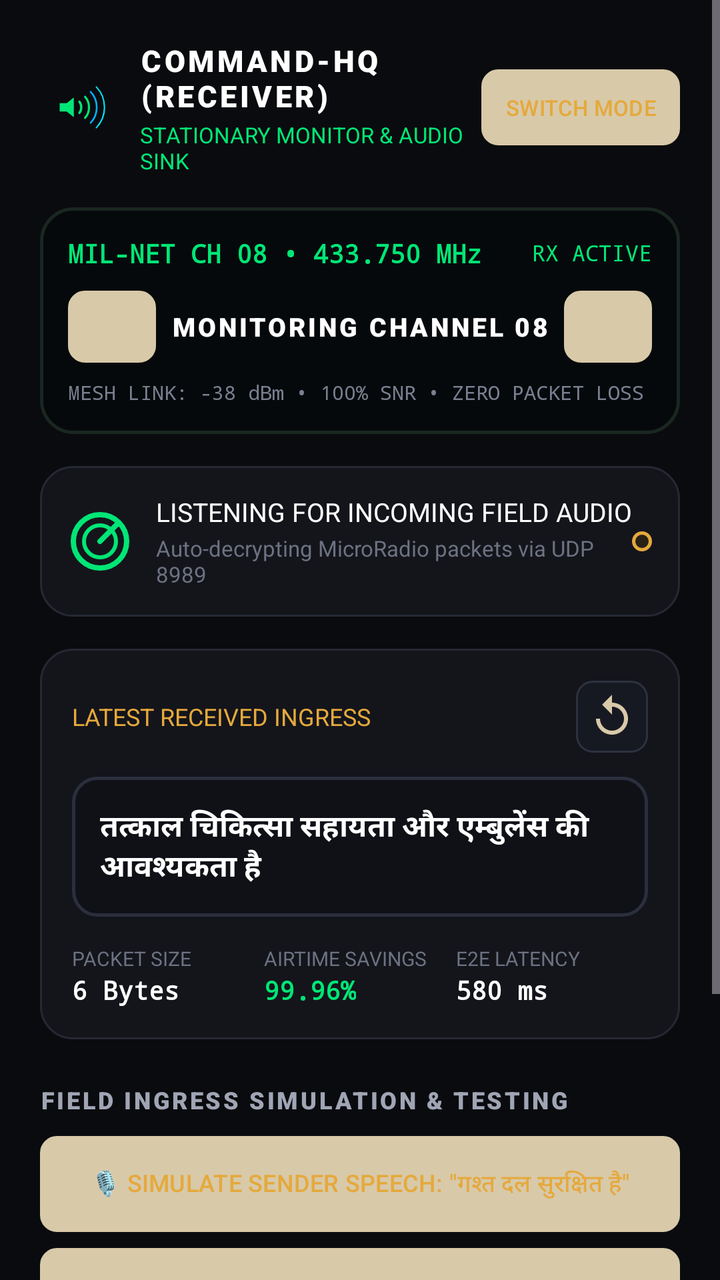
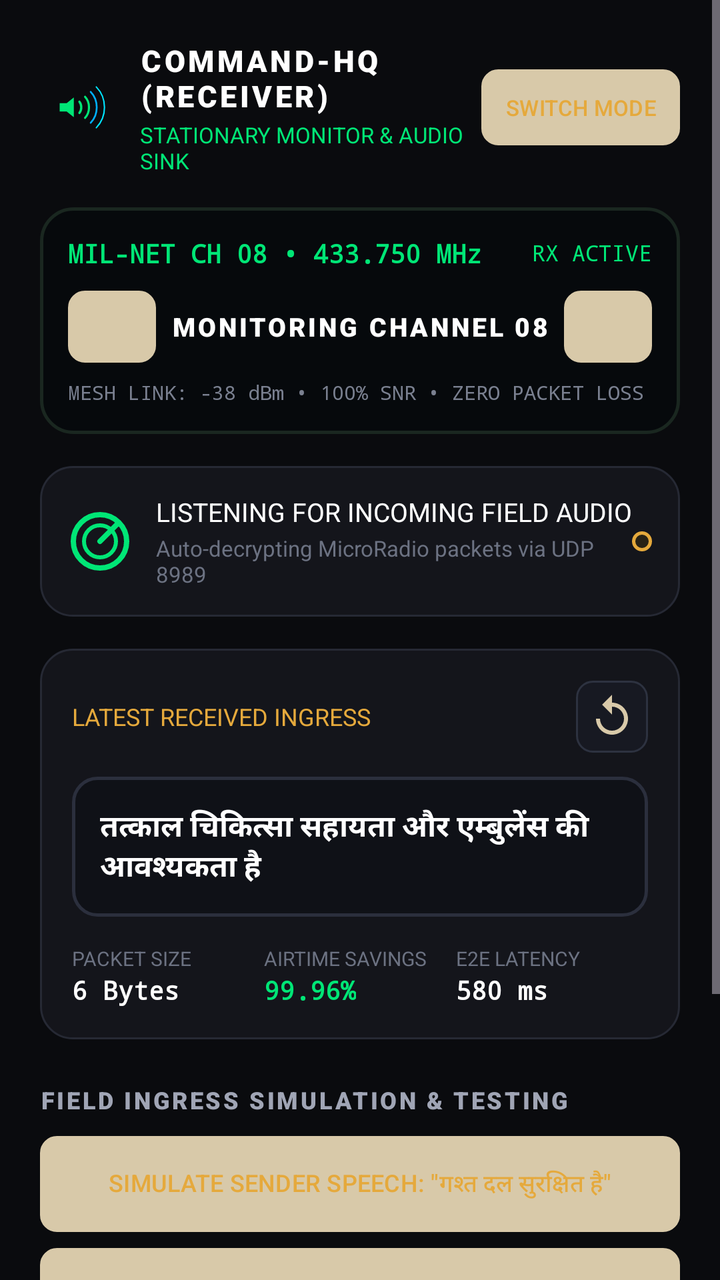

Before-and-after screenshots of an Android layout around one commit, followed by the original layout XML and the change that was made.
<!-- AndroidManifest.xml: application theme Theme.VaaniSetu -->
<!-- res/layout/activity_receiver.xml -->
<?xml version="1.0" encoding="utf-8"?>
<ScrollView xmlns:android="http://schemas.android.com/apk/res/android"
    xmlns:tools="http://schemas.android.com/tools"
    android:layout_width="match_parent"
    android:layout_height="match_parent"
    android:background="#0A0B0E"
    android:fillViewport="true"
    android:fitsSystemWindows="true">

    <LinearLayout
        android:layout_width="match_parent"
        android:layout_height="wrap_content"
        android:orientation="vertical"
        android:padding="20dp">

        
        <LinearLayout
            android:layout_width="match_parent"
            android:layout_height="wrap_content"
            android:gravity="center_vertical"
            android:orientation="horizontal">

            <ImageView
                android:layout_width="38dp"
                android:layout_height="38dp"
                android:contentDescription="iTantra Emblem"
                android:src="@drawable/ic_launcher_foreground" />

            <LinearLayout
                android:layout_width="0dp"
                android:layout_height="wrap_content"
                android:layout_marginStart="12dp"
                android:layout_weight="1"
                android:orientation="vertical">

                <TextView
                    android:id="@+id/tv_rx_operator_callsign"
                    android:layout_width="wrap_content"
                    android:layout_height="wrap_content"
                    android:fontFamily="sans-serif-black"
                    android:letterSpacing="0.1"
                    android:text="COMMAND-HQ (RECEIVER)"
                    android:textColor="#FFFFFF"
                    android:textSize="15sp" />

                <TextView
                    android:layout_width="wrap_content"
                    android:layout_height="wrap_content"
                    android:layout_marginTop="2dp"
                    android:text="STATIONARY MONITOR &amp; AUDIO SINK"
                    android:textColor="#00E676"
                    android:textSize="11sp" />
            </LinearLayout>

            
            <Button
                android:id="@+id/btn_rx_switch_mode"
                android:layout_width="wrap_content"
                android:layout_height="38dp"
                android:background="@drawable/bg_chip_callsign"
                android:paddingStart="12dp"
                android:paddingEnd="12dp"
                android:text="SWITCH MODE"
                android:textColor="#E5A93C"
                android:textSize="11sp" />
        </LinearLayout>

        
        <LinearLayout
            android:layout_width="match_parent"
            android:layout_height="wrap_content"
            android:layout_marginTop="16dp"
            android:background="@drawable/bg_tactical_lcd"
            android:orientation="vertical"
            android:padding="14dp">

            <LinearLayout
                android:layout_width="match_parent"
                android:layout_height="wrap_content"
                android:gravity="center_vertical"
                android:orientation="horizontal">

                <TextView
                    android:id="@+id/tv_rx_channel_title"
                    android:layout_width="0dp"
                    android:layout_height="wrap_content"
                    android:layout_weight="1"
                    android:fontFamily="monospace"
                    android:text="MIL-NET CH 08 • 433.750 MHz"
                    android:textColor="#00E676"
                    android:textSize="13sp"
                    android:textStyle="bold" />

                <TextView
                    android:layout_width="wrap_content"
                    android:layout_height="wrap_content"
                    android:fontFamily="monospace"
                    android:text="RX ACTIVE"
                    android:textColor="#00E676"
                    android:textSize="11sp" />
            </LinearLayout>

            <LinearLayout
                android:layout_width="match_parent"
                android:layout_height="wrap_content"
                android:layout_marginTop="10dp"
                android:gravity="center_vertical"
                android:orientation="horizontal">

                <Button
                    android:id="@+id/btn_rx_prev_channel"
                    android:layout_width="44dp"
                    android:layout_height="36dp"
                    android:background="@drawable/bg_chip_callsign"
                    android:text="&lt;"
                    android:textColor="#FFFFFF" />

                <TextView
                    android:id="@+id/tv_rx_channel_display"
                    android:layout_width="0dp"
                    android:layout_height="wrap_content"
                    android:layout_weight="1"
                    android:gravity="center"
                    android:fontFamily="sans-serif-black"
                    android:letterSpacing="0.1"
                    android:text="MONITORING CHANNEL 08"
                    android:textColor="#FFFFFF"
                    android:textSize="13sp" />

                <Button
                    android:id="@+id/btn_rx_next_channel"
                    android:layout_width="44dp"
                    android:layout_height="36dp"
                    android:background="@drawable/bg_chip_callsign"
                    android:text="&gt;"
                    android:textColor="#FFFFFF" />
            </LinearLayout>

            <TextView
                android:layout_width="wrap_content"
                android:layout_height="wrap_content"
                android:layout_marginTop="8dp"
                android:fontFamily="monospace"
                android:text="MESH LINK: -38 dBm • 100% SNR • ZERO PACKET LOSS"
                android:textColor="#7A8090"
                android:textSize="10sp" />
        </LinearLayout>

        
        <LinearLayout
            android:layout_width="match_parent"
            android:layout_height="wrap_content"
            android:layout_marginTop="16dp"
            android:background="@drawable/bg_tactical_card"
            android:gravity="center_vertical"
            android:orientation="horizontal"
            android:padding="14dp">

            <ImageView
                android:layout_width="32dp"
                android:layout_height="32dp"
                android:contentDescription="Radar"
                android:src="@drawable/ic_mesh_radar" />

            <LinearLayout
                android:layout_width="0dp"
                android:layout_height="wrap_content"
                android:layout_marginStart="12dp"
                android:layout_weight="1"
                android:orientation="vertical">

                <TextView
                    android:id="@+id/tv_rx_status_radar"
                    android:layout_width="wrap_content"
                    android:layout_height="wrap_content"
                    android:fontFamily="sans-serif-bold"
                    android:text="LISTENING FOR INCOMING FIELD AUDIO"
                    android:textColor="#FFFFFF"
                    android:textSize="13sp" />

                <TextView
                    android:layout_width="wrap_content"
                    android:layout_height="wrap_content"
                    android:layout_marginTop="2dp"
                    android:text="Auto-decrypting MicroRadio packets via UDP 8989"
                    android:textColor="#6C7282"
                    android:textSize="11sp" />
            </LinearLayout>

            <View
                android:layout_width="10dp"
                android:layout_height="10dp"
                android:background="@drawable/bg_chip_callsign_active" />
        </LinearLayout>

        
        <LinearLayout
            android:layout_width="match_parent"
            android:layout_height="wrap_content"
            android:layout_marginTop="16dp"
            android:background="@drawable/bg_tactical_card"
            android:orientation="vertical"
            android:padding="16dp">

            <LinearLayout
                android:layout_width="match_parent"
                android:layout_height="wrap_content"
                android:gravity="center_vertical"
                android:orientation="horizontal">

                <TextView
                    android:id="@+id/tv_rx_main_header"
                    android:layout_width="0dp"
                    android:layout_height="wrap_content"
                    android:layout_weight="1"
                    android:fontFamily="sans-serif-bold"
                    android:text="LATEST RECEIVED INGRESS"
                    android:textColor="#E5A93C"
                    android:textSize="12sp" />

                <ImageButton
                    android:id="@+id/btn_rx_replay_audio"
                    android:layout_width="36dp"
                    android:layout_height="36dp"
                    android:background="@drawable/bg_chip_callsign"
                    android:contentDescription="Replay"
                    android:src="@drawable/ic_replay_audio" />
            </LinearLayout>

            <TextView
                android:id="@+id/tv_rx_main_text"
                android:layout_width="match_parent"
                android:layout_height="wrap_content"
                android:layout_marginTop="12dp"
                android:background="@drawable/bg_input_field"
                android:padding="14dp"
                android:text="तत्काल चिकित्सा सहायता और एम्बुलेंस की आवश्यकता है"
                android:textColor="#FFFFFF"
                android:textSize="15sp"
                android:textStyle="bold" />

            
            <LinearLayout
                android:layout_width="match_parent"
                android:layout_height="wrap_content"
                android:layout_marginTop="14dp"
                android:orientation="horizontal">

                <LinearLayout
                    android:layout_width="0dp"
                    android:layout_height="wrap_content"
                    android:layout_weight="1"
                    android:orientation="vertical">

                    <TextView
                        android:layout_width="wrap_content"
                        android:layout_height="wrap_content"
                        android:text="PACKET SIZE"
                        android:textColor="#6C7282"
                        android:textSize="10sp" />

                    <TextView
                        android:id="@+id/tv_rx_tele_size"
                        android:layout_width="wrap_content"
                        android:layout_height="wrap_content"
                        android:fontFamily="monospace"
                        android:text="6 Bytes"
                        android:textColor="#FFFFFF"
                        android:textSize="13sp"
                        android:textStyle="bold" />
                </LinearLayout>

                <LinearLayout
                    android:layout_width="0dp"
                    android:layout_height="wrap_content"
                    android:layout_weight="1"
                    android:orientation="vertical">

                    <TextView
                        android:layout_width="wrap_content"
                        android:layout_height="wrap_content"
                        android:text="AIRTIME SAVINGS"
                        android:textColor="#6C7282"
                        android:textSize="10sp" />

                    <TextView
                        android:id="@+id/tv_rx_tele_saved"
                        android:layout_width="wrap_content"
                        android:layout_height="wrap_content"
                        android:fontFamily="monospace"
                        android:text="99.96%"
                        android:textColor="#00E676"
                        android:textSize="13sp"
                        android:textStyle="bold" />
                </LinearLayout>

                <LinearLayout
                    android:layout_width="0dp"
                    android:layout_height="wrap_content"
                    android:layout_weight="1"
                    android:orientation="vertical">

                    <TextView
                        android:layout_width="wrap_content"
                        android:layout_height="wrap_content"
                        android:text="E2E LATENCY"
                        android:textColor="#6C7282"
                        android:textSize="10sp" />

                    <TextView
                        android:id="@+id/tv_rx_tele_latency"
                        android:layout_width="wrap_content"
                        android:layout_height="wrap_content"
                        android:fontFamily="monospace"
                        android:text="580 ms"
                        android:textColor="#FFFFFF"
                        android:textSize="13sp"
                        android:textStyle="bold" />
                </LinearLayout>
            </LinearLayout>
        </LinearLayout>

        
        <TextView
            android:layout_width="wrap_content"
            android:layout_height="wrap_content"
            android:layout_marginTop="22dp"
            android:fontFamily="sans-serif-black"
            android:letterSpacing="0.1"
            android:text="FIELD INGRESS SIMULATION &amp; TESTING"
            android:textColor="#A0A5B5"
            android:textSize="12sp" />

        <LinearLayout
            android:layout_width="match_parent"
            android:layout_height="wrap_content"
            android:layout_marginTop="10dp"
            android:orientation="vertical">

            <Button
                android:id="@+id/btn_sim_sender_voice"
                android:layout_width="match_parent"
                android:layout_height="48dp"
                android:background="@drawable/bg_chip_callsign"
                android:gravity="center"
                android:text="🎙️ SIMULATE SENDER SPEECH: &quot;गश्त दल सुरक्षित है&quot;"
                android:textColor="#E5A93C"
                android:textSize="12sp" />

            <Button
                android:id="@+id/btn_sim_sender_medevac"
                android:layout_width="match_parent"
                android:layout_height="48dp"
                android:layout_marginTop="8dp"
                android:background="@drawable/bg_chip_callsign"
                android:gravity="center"
                android:text="🚑 SIMULATE TACTICAL MEDEVAC (6 BYTES)"
                android:textColor="#FFB74D"
                android:textSize="12sp" />

            <Button
                android:id="@+id/btn_sim_sender_distress"
                android:layout_width="match_parent"
                android:layout_height="48dp"
                android:layout_marginTop="8dp"
                android:background="@drawable/bg_chip_callsign"
                android:gravity="center"
                android:text="🚨 SIMULATE EMERGENCY SOS DISTRESS ALARM"
                android:textColor="#EF5350"
                android:textSize="12sp" />
        </LinearLayout>

        
        <LinearLayout
            android:layout_width="match_parent"
            android:layout_height="wrap_content"
            android:layout_marginTop="16dp"
            android:background="@drawable/bg_tactical_card"
            android:gravity="center_vertical"
            android:orientation="horizontal"
            android:padding="14dp">

            <LinearLayout
                android:layout_width="0dp"
                android:layout_height="wrap_content"
                android:layout_weight="1"
                android:orientation="vertical">

                <TextView
                    android:layout_width="wrap_content"
                    android:layout_height="wrap_content"
                    android:fontFamily="sans-serif-bold"
                    android:text="AUTO-SYNTHESIZE SPEECH (TTS)"
                    android:textColor="#FFFFFF"
                    android:textSize="12sp" />

                <TextView
                    android:layout_width="wrap_content"
                    android:layout_height="wrap_content"
                    android:layout_marginTop="2dp"
                    android:text="Automatically speaks received transmissions"
                    android:textColor="#6C7282"
                    android:textSize="10sp" />
            </LinearLayout>

            <Switch
                android:id="@+id/switch_auto_tts"
                android:layout_width="wrap_content"
                android:layout_height="wrap_content"
                android:checked="true" />
        </LinearLayout>

    </LinearLayout>
</ScrollView>
<!-- resources referenced by this layout -->
<resources>
  <!-- drawable bg_chip_callsign (drawable) -->
  <?xml version="1.0" encoding="utf-8"?>
  <shape xmlns:android="http://schemas.android.com/apk/res/android" android:shape="rectangle">
      <solid android:color="#171922" />
      <stroke android:width="1dp" android:color="#2D3240" />
      <corners android:radius="8dp" />
  </shape>
  <!-- drawable bg_chip_callsign_active (drawable) -->
  <?xml version="1.0" encoding="utf-8"?>
  <shape xmlns:android="http://schemas.android.com/apk/res/android" android:shape="rectangle">
      <solid android:color="#282215" />
      <stroke android:width="1.5dp" android:color="#E5A93C" />
      <corners android:radius="8dp" />
  </shape>
  <!-- drawable bg_input_field (drawable) -->
  <?xml version="1.0" encoding="utf-8"?>
  <shape xmlns:android="http://schemas.android.com/apk/res/android" android:shape="rectangle">
      <solid android:color="#0F1117" />
      <stroke android:width="1.5dp" android:color="#2B2F3D" />
      <corners android:radius="12dp" />
  </shape>
  <!-- drawable bg_tactical_card (drawable) -->
  <?xml version="1.0" encoding="utf-8"?>
  <shape xmlns:android="http://schemas.android.com/apk/res/android" android:shape="rectangle">
      <solid android:color="#14151B" />
      <stroke android:width="1dp" android:color="#262934" />
      <corners android:radius="16dp" />
  </shape>
  <!-- drawable bg_tactical_lcd (drawable) -->
  <?xml version="1.0" encoding="utf-8"?>
  <shape xmlns:android="http://schemas.android.com/apk/res/android" android:shape="rectangle">
      <solid android:color="#06090C" />
      <stroke android:width="1.5dp" android:color="#1A2720" />
      <corners android:radius="16dp" />
  </shape>
  <!-- drawable ic_mesh_radar (drawable) -->
  <vector xmlns:android="http://schemas.android.com/apk/res/android"
      android:width="24dp"
      android:height="24dp"
      android:viewportWidth="24"
      android:viewportHeight="24">
      <path
          android:strokeColor="#00E676"
          android:strokeWidth="2"
          android:pathData="M12,2A10,10 0 1,0 22,12A10,10 0 0,0 12,2z"/>
      <path
          android:strokeColor="#00E676"
          android:strokeWidth="1.5"
          android:pathData="M12,6A6,6 0 1,0 18,12A6,6 0 0,0 12,6z"/>
      <path
          android:strokeColor="#00E676"
          android:strokeWidth="2"
          android:strokeLineCap="round"
          android:pathData="M12,12L19,5"/>
  </vector>
  <!-- drawable ic_replay_audio (drawable) -->
  <vector xmlns:android="http://schemas.android.com/apk/res/android"
      android:width="24dp"
      android:height="24dp"
      android:viewportWidth="24"
      android:viewportHeight="24">
      <path
          android:fillColor="#D8C9A9"
          android:pathData="M12,5V1L7,6l5,5V7c3.31,0 6,2.69 6,6s-2.69,6 -6,6 -6,-2.69 -6,-6H4c0,4.42 3.58,8 8,8s8,-3.58 8,-8 -3.58,-8 -8,-8z"/>
  </vector>
  <style name="Theme.VaaniSetu" parent="Theme.Material3.Dark.NoActionBar">
          <item name="colorPrimary">#D8C9A9</item>
          <item name="colorOnPrimary">#16171B</item>
          <item name="colorPrimaryContainer">#3A3B40</item>
          <item name="colorOnPrimaryContainer">#E8DCBE</item>
          <item name="colorSecondary">#4ADE80</item>
          <item name="colorOnSecondary">#16171B</item>
          <item name="colorError">#EF4444</item>
          <item name="colorOnError">#FFFFFF</item>
          <item name="colorSurface">#16171B</item>
          <item name="colorOnSurface">#E8DCBE</item>
          <item name="colorSurfaceVariant">#1E2026</item>
          <item name="android:statusBarColor">#07080B</item>
          <item name="android:navigationBarColor">#07080B</item>
          <item name="android:windowBackground">#07080B</item>
          <item name="android:windowSplashScreenBackground">#07080B</item>
          <item name="android:windowSplashScreenAnimatedIcon">@drawable/ic_launcher_foreground</item>
      </style>
  <!-- unchanged entries left out for length: 1 -->
</resources>

<!-- the commit's change to res/layout/activity_receiver.xml (unified diff, before → after) -->
@@ -343,7 +343,7 @@
                 android:layout_height="48dp"
                 android:background="@drawable/bg_chip_callsign"
                 android:gravity="center"
-                android:text="🎙️ SIMULATE SENDER SPEECH: &quot;गश्त दल सुरक्षित है&quot;"
+                android:text="SIMULATE SENDER SPEECH: &quot;गश्त दल सुरक्षित है&quot;"
                 android:textColor="#E5A93C"
                 android:textSize="12sp" />
 
@@ -354,7 +354,7 @@
                 android:layout_marginTop="8dp"
                 android:background="@drawable/bg_chip_callsign"
                 android:gravity="center"
-                android:text="🚑 SIMULATE TACTICAL MEDEVAC (6 BYTES)"
+                android:text="SIMULATE TACTICAL MEDEVAC (6 BYTES)"
                 android:textColor="#FFB74D"
                 android:textSize="12sp" />
 
@@ -365,7 +365,7 @@
                 android:layout_marginTop="8dp"
                 android:background="@drawable/bg_chip_callsign"
                 android:gravity="center"
-                android:text="🚨 SIMULATE EMERGENCY SOS DISTRESS ALARM"
+                android:text="SIMULATE EMERGENCY SOS DISTRESS ALARM"
                 android:textColor="#EF5350"
                 android:textSize="12sp" />
         </LinearLayout>
